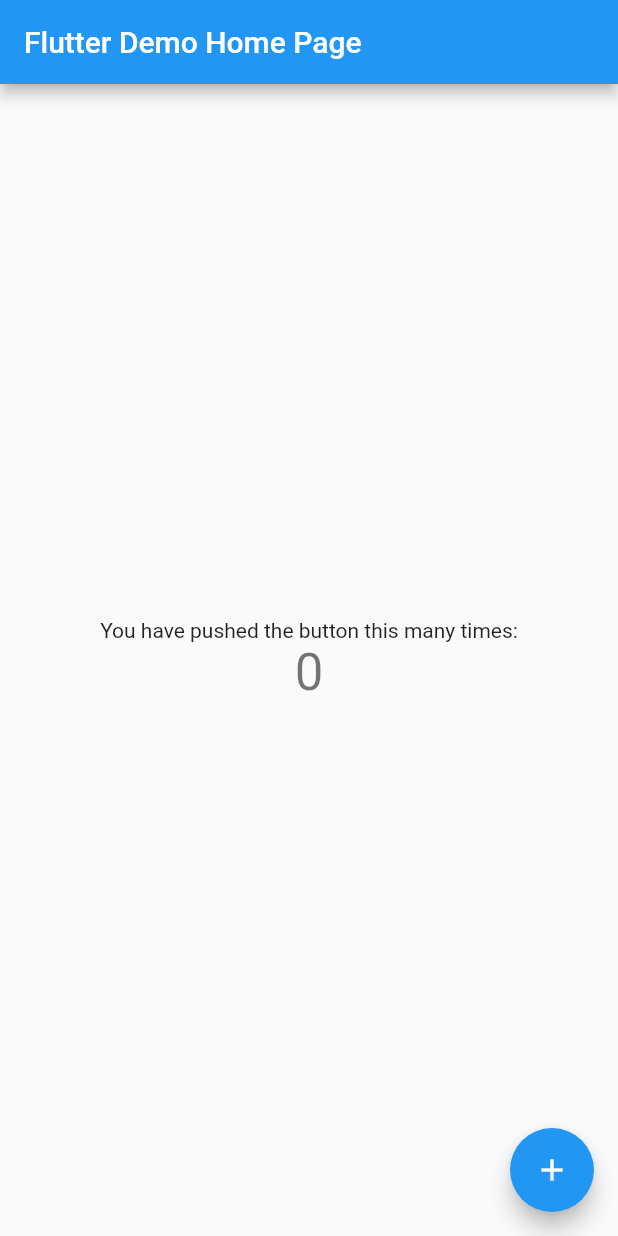
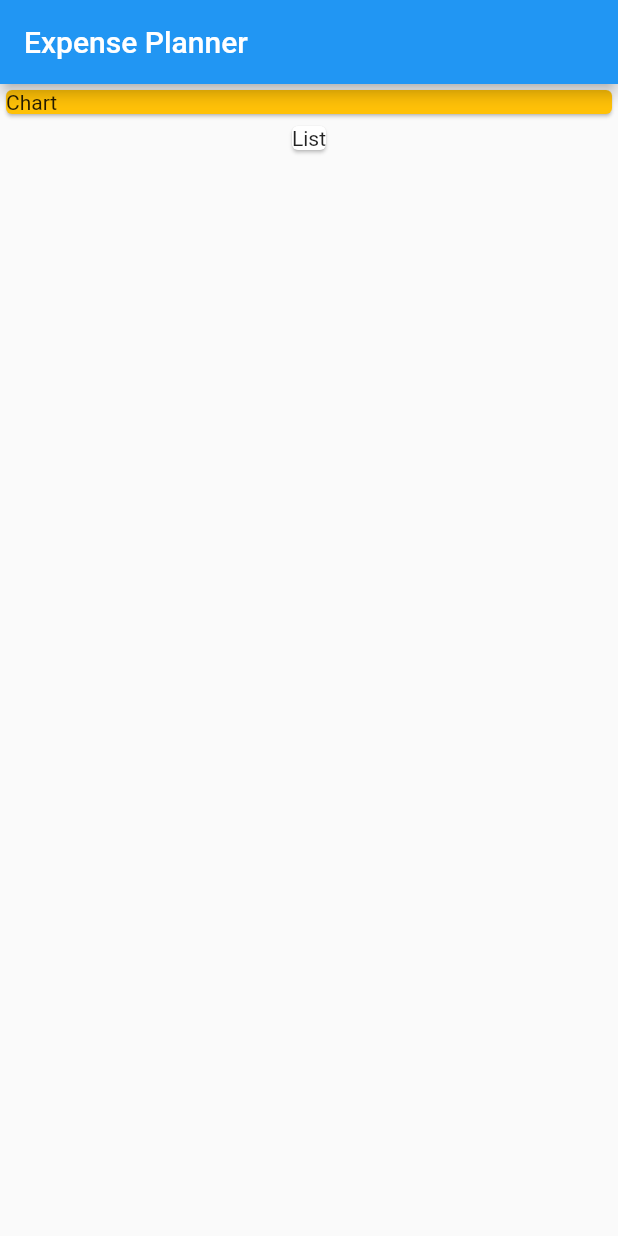
Before and after one commit to AstroEngineeer/Expense_Planner_App, a Flutter app: the screen it shows after launch, on a phone screen of 412 x 824 dp. Run offline on Flutter 3.47's test engine with Material 2 defaults, Android fonts, the phone set to English and light mode, and no system bars.

Commit message:
Basic Structure

```diff
--- a/lib/main.dart
+++ b/lib/main.dart
@@ -1,117 +1,42 @@
 import 'package:flutter/material.dart';
 
-void main() {
+void main(List<String> args) {
   runApp(MyApp());
 }
 
 class MyApp extends StatelessWidget {
-  // This widget is the root of your application.
   @override
   Widget build(BuildContext context) {
     return MaterialApp(
-      title: 'Flutter Demo',
-      theme: ThemeData(
-        // This is the theme of your application.
-        //
-        // Try running your application with "flutter run". You'll see the
-        // application has a blue toolbar. Then, without quitting the app, try
-        // changing the primarySwatch below to Colors.green and then invoke
-        // "hot reload" (press "r" in the console where you ran "flutter run",
-        // or simply save your changes to "hot reload" in a Flutter IDE).
-        // Notice that the counter didn't reset back to zero; the application
-        // is not restarted.
-        primarySwatch: Colors.blue,
-        // This makes the visual density adapt to the platform that you run
-        // the app on. For desktop platforms, the controls will be smaller and
-        // closer together (more dense) than on mobile platforms.
-        visualDensity: VisualDensity.adaptivePlatformDensity,
-      ),
-      home: MyHomePage(title: 'Flutter Demo Home Page'),
+      title: "Expense Planner",
+      home: MyAppHome(),
     );
   }
 }
 
-class MyHomePage extends StatefulWidget {
-  MyHomePage({Key key, this.title}) : super(key: key);
-
-  // This widget is the home page of your application. It is stateful, meaning
-  // that it has a State object (defined below) that contains fields that affect
-  // how it looks.
-
-  // This class is the configuration for the state. It holds the values (in this
-  // case the title) provided by the parent (in this case the App widget) and
-  // used by the build method of the State. Fields in a Widget subclass are
-  // always marked "final".
-
-  final String title;
-
-  @override
-  _MyHomePageState createState() => _MyHomePageState();
-}
-
-class _MyHomePageState extends State<MyHomePage> {
-  int _counter = 0;
-
-  void _incrementCounter() {
-    setState(() {
-      // This call to setState tells the Flutter framework that something has
-      // changed in this State, which causes it to rerun the build method below
-      // so that the display can reflect the updated values. If we changed
-      // _counter without calling setState(), then the build method would not be
-      // called again, and so nothing would appear to happen.
-      _counter++;
-    });
-  }
-
+class MyAppHome extends StatelessWidget {
   @override
   Widget build(BuildContext context) {
-    // This method is rerun every time setState is called, for instance as done
-    // by the _incrementCounter method above.
-    //
-    // The Flutter framework has been optimized to make rerunning build methods
-    // fast, so that you can just rebuild anything that needs updating rather
-    // than having to individually change instances of widgets.
     return Scaffold(
       appBar: AppBar(
-        // Here we take the value from the MyHomePage object that was created by
-        // the App.build method, and use it to set our appbar title.
-        title: Text(widget.title),
+        title: Text("Expense Planner"),
       ),
-      body: Center(
-        // Center is a layout widget. It takes a single child and positions it
-        // in the middle of the parent.
-        child: Column(
-          // Column is also a layout widget. It takes a list of children and
-          // arranges them vertically. By default, it sizes itself to fit its
-          // children horizontally, and tries to be as tall as its parent.
-          //
-          // Invoke "debug painting" (press "p" in the console, choose the
-          // "Toggle Debug Paint" action from the Flutter Inspector in Android
-          // Studio, or the "Toggle Debug Paint" command in Visual Studio Code)
-          // to see the wireframe for each widget.
-          //
-          // Column has various properties to control how it sizes itself and
-          // how it positions its children. Here we use mainAxisAlignment to
-          // center the children vertically; the main axis here is the vertical
-          // axis because Columns are vertical (the cross axis would be
-          // horizontal).
-          mainAxisAlignment: MainAxisAlignment.center,
-          children: <Widget>[
-            Text(
-              'You have pushed the button this many times:',
+      body: Column(
+        children: <Widget>[
+          Container(
+            width: double.infinity,
+            child: Card(
+              color: Colors.amber,
+              child: Text("Chart"),
             ),
-            Text(
-              '$_counter',
-              style: Theme.of(context).textTheme.headline4,
+          ),
+          Container(
+            child: Card(
+              child: Text("List"),
             ),
-          ],
-        ),
+          )
+        ],
       ),
-      floatingActionButton: FloatingActionButton(
-        onPressed: _incrementCounter,
-        tooltip: 'Increment',
-        child: Icon(Icons.add),
-      ), // This trailing comma makes auto-formatting nicer for build methods.
     );
   }
 }
```
